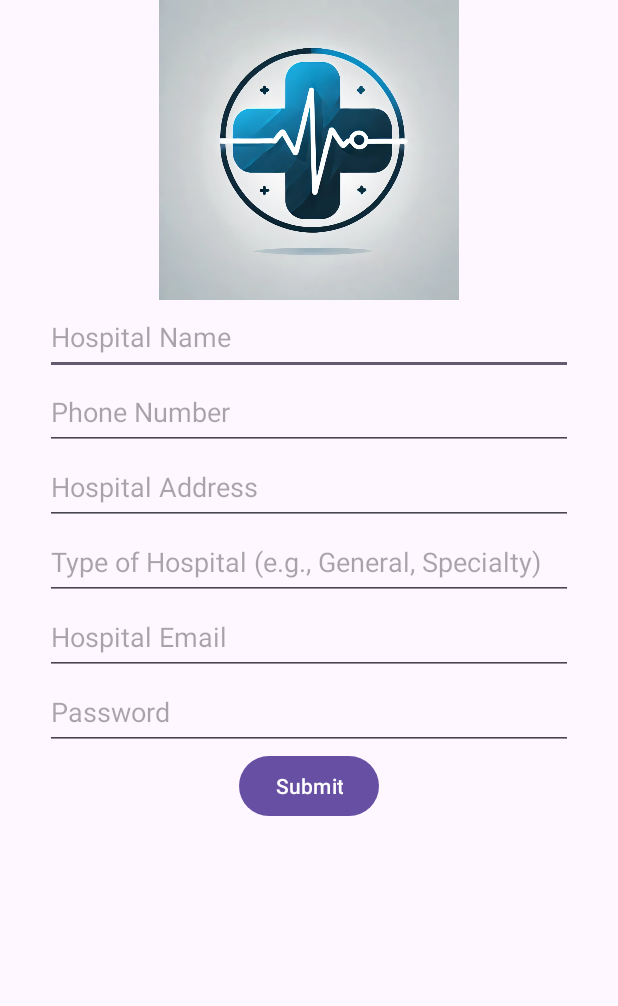
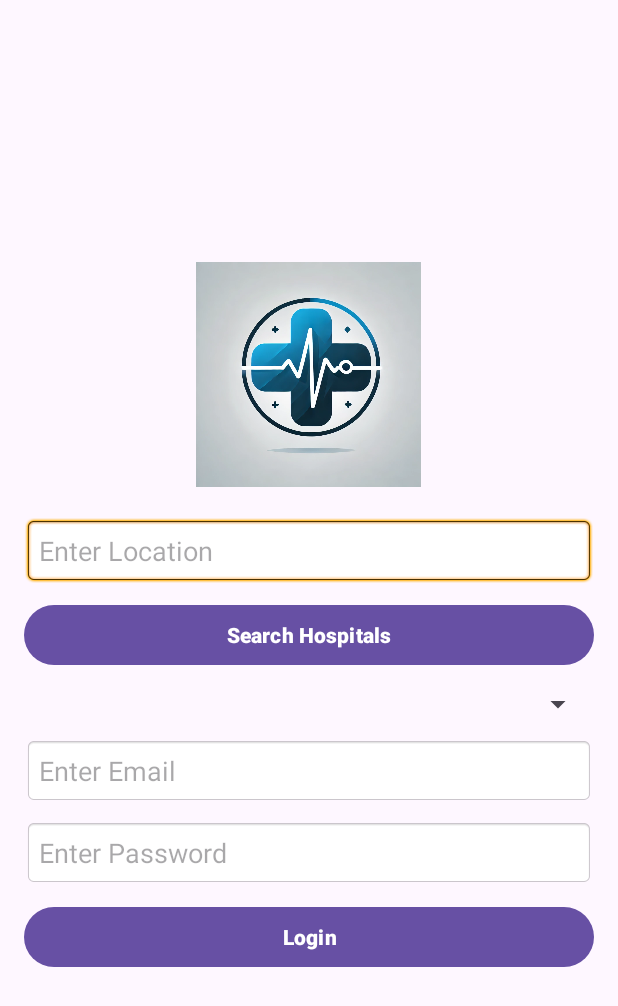
Before and after one commit to Siddharaj121/elderly-caregiver-support, an Android app: the screen it shows after launch (HospitalActivity before the commit, HospitalLoginActivity after it), after a tap on "Hospital LogIn", on a phone screen of 412 x 824 dp. Shown: the top 1006 px of the screen. Run offline under Robolectric (Android 15) with nearby library versions, the phone set to English and light mode, and no system bars; our stand-ins replace Firebase (no records; nobody signed in at launch, a user with empty details on screens opened directly).

Commit message:
Updated hospital login functionality and UI changes

```diff
--- a/app/src/main/AndroidManifest.xml
+++ b/app/src/main/AndroidManifest.xml
@@ -13,8 +13,9 @@
         android:supportsRtl="true"
         android:theme="@style/Theme.LoginPage"
         tools:targetApi="31">
+
         <activity
-            android:name=".HospitalActivity"
+            android:name=".HospitalLoginActivity"
             android:exported="false" />
         <activity
             android:name=".logInActivity"
--- /dev/null
+++ b/app/src/main/java/com/example/loginpage/HospitalLoginActivity.java
@@ -0,0 +1,143 @@
+package com.example.loginpage;
+
+import android.content.Intent;
+import android.os.Bundle;
+import android.view.View;
+import android.widget.AdapterView;
+import android.widget.ArrayAdapter;
+import android.widget.Button;
+import android.widget.EditText;
+import android.widget.ImageView;
+import android.widget.Spinner;
+import android.widget.Toast;
+
+import androidx.annotation.NonNull;
+import androidx.appcompat.app.AppCompatActivity;
+
+import com.google.android.gms.tasks.OnCompleteListener;
+import com.google.android.gms.tasks.Task;
+import com.google.firebase.firestore.DocumentSnapshot;
+import com.google.firebase.firestore.FirebaseFirestore;
+import com.google.firebase.firestore.QuerySnapshot;
+
+import java.util.ArrayList;
+import java.util.List;
+
+public class HospitalLoginActivity extends AppCompatActivity {
+
+    private EditText emailEditText, passwordEditText, locationEditText;
+    private Spinner hospitalSpinner;
+    private Button loginButton, searchButton;
+    private ImageView hospitalLogo;
+    private FirebaseFirestore db;
+    private List<String> hospitalList = new ArrayList<>();
+    private String selectedHospital = "";
+
+    @Override
+    protected void onCreate(Bundle savedInstanceState) {
+        super.onCreate(savedInstanceState);
+        setContentView(R.layout.activity_hospital);
+
+        // Initialize Firestore
+        db = FirebaseFirestore.getInstance();
+
+        // Initialize Views
+        emailEditText = findViewById(R.id.emailEditText);
+        passwordEditText = findViewById(R.id.passwordEditText);
+        locationEditText = findViewById(R.id.locationEditText);
+        hospitalSpinner = findViewById(R.id.hospitalSpinner);
+        loginButton = findViewById(R.id.loginButton);
+        searchButton = findViewById(R.id.searchButton);
+        hospitalLogo = findViewById(R.id.hospitalLogo);
+
+        // Search hospitals based on location
+        searchButton.setOnClickListener(new View.OnClickListener() {
+            @Override
+            public void onClick(View v) {
+                String location = locationEditText.getText().toString().trim();
+                if (!location.isEmpty()) {
+                    fetchHospitalsByLocation(location);
+                } else {
+                    Toast.makeText(HospitalLoginActivity.this, "Please enter a location", Toast.LENGTH_SHORT).show();
+                }
+            }
+        });
+
+        // Handle hospital selection from dropdown
+        hospitalSpinner.setOnItemSelectedListener(new AdapterView.OnItemSelectedListener() {
+            @Override
+            public void onItemSelected(AdapterView<?> parent, View view, int position, long id) {
+                selectedHospital = hospitalList.get(position);
+            }
+
+            @Override
+            public void onNothingSelected(AdapterView<?> parent) {
+                selectedHospital = "";
+            }
+        });
+
+        // Handle Login Button Click
+        loginButton.setOnClickListener(new View.OnClickListener() {
+            @Override
+            public void onClick(View v) {
+                String email = emailEditText.getText().toString().trim();
+                String password = passwordEditText.getText().toString().trim();
+
+                if (email.isEmpty() || password.isEmpty() || selectedHospital.isEmpty()) {
+                    Toast.makeText(HospitalLoginActivity.this, "Please fill all fields", Toast.LENGTH_SHORT).show();
+                } else {
+                    authenticateHospital(email, password, selectedHospital);
+                }
+            }
+        });
+    }
+
+    // Function to fetch hospitals by location
+    private void fetchHospitalsByLocation(String location) {
+        db.collection("hospitals")
+                .whereEqualTo("location", location)
+                .get()
+                .addOnCompleteListener(new OnCompleteListener<QuerySnapshot>() {
+                    @Override
+                    public void onComplete(@NonNull Task<QuerySnapshot> task) {
+                        if (task.isSuccessful() && !task.getResult().isEmpty()) {
+                            hospitalList.clear();
+                            for (DocumentSnapshot document : task.getResult()) {
+                                hospitalList.add(document.getString("hospitalName"));
+                            }
+                            updateHospitalSpinner();
+                        } else {
+                            Toast.makeText(HospitalLoginActivity.this, "No hospitals found in this location", Toast.LENGTH_SHORT).show();
+                        }
+                    }
+                });
+    }
+
+    // Function to update the hospital dropdown
+    private void updateHospitalSpinner() {
+        ArrayAdapter<String> adapter = new ArrayAdapter<>(this, android.R.layout.simple_spinner_dropdown_item, hospitalList);
+        hospitalSpinner.setAdapter(adapter);
+    }
+
+    // Function to authenticate hospital from Firestore
+    private void authenticateHospital(String email, String password, String hospitalName) {
+        db.collection("hospitals")
+                .whereEqualTo("email", email)
+                .whereEqualTo("password", password)
+                .whereEqualTo("hospitalName", hospitalName)
+                .get()
+                .addOnCompleteListener(new OnCompleteListener<QuerySnapshot>() {
+                    @Override
+                    public void onComplete(@NonNull Task<QuerySnapshot> task) {
+                        if (task.isSuccessful() && !task.getResult().isEmpty()) {
+                            Toast.makeText(HospitalLoginActivity.this, "Login Successful!", Toast.LENGTH_SHORT).show();
+                           // Intent intent = new Intent(HospitalLoginActivity.this, DashboardActivity.class);
+                            //startActivity(intent);
+                            finish();
+                        } else {
+                            Toast.makeText(HospitalLoginActivity.this, "Invalid Credentials", Toast.LENGTH_SHORT).show();
+                        }
+                    }
+                });
+    }
+}
--- a/app/src/main/java/com/example/loginpage/MainActivity.java
+++ b/app/src/main/java/com/example/loginpage/MainActivity.java
@@ -33,7 +33,7 @@ public class MainActivity extends AppCompatActivity {
         startActivity(intent);
     }
     public void hospitalpg(View v){
-        Intent intent = new Intent(MainActivity.this, HospitalActivity.class);
+        Intent intent = new Intent(MainActivity.this, HospitalLoginActivity.class);
         startActivity(intent);
     }
 
--- a/app/src/main/res/layout/activity_hospital.xml
+++ b/app/src/main/res/layout/activity_hospital.xml
@@ -1,111 +1,79 @@
 <?xml version="1.0" encoding="utf-8"?>
-<androidx.constraintlayout.widget.ConstraintLayout
-    xmlns:android="http://schemas.android.com/apk/res/android"
-    xmlns:app="http://schemas.android.com/apk/res-auto"
-    xmlns:tools="http://schemas.android.com/tools"
-    android:id="@+id/main"
+<LinearLayout xmlns:android="http://schemas.android.com/apk/res/android"
     android:layout_width="match_parent"
     android:layout_height="match_parent"
-    tools:context=".HospitalActivity">
+    android:orientation="vertical"
+    android:gravity="center"
+    android:padding="16dp">
 
     <!-- Hospital Logo -->
     <ImageView
         android:id="@+id/hospitalLogo"
-        android:layout_width="200dp"
-        android:layout_height="200dp"
+        android:layout_width="150dp"
+        android:layout_height="150dp"
         android:src="@drawable/hospital_logo"
-        app:layout_constraintTop_toTopOf="parent"
-        app:layout_constraintStart_toStartOf="parent"
-        app:layout_constraintEnd_toEndOf="parent"
-        app:layout_constraintVertical_bias="0.1" />
+        android:contentDescription="Hospital Logo"
+        android:layout_marginBottom="20dp" />
 
-    <!-- Hospital Name -->
+    <!-- Location Input -->
     <EditText
-        android:id="@+id/hospitalName"
-        android:layout_width="0dp"
-        android:layout_height="50dp"
-        android:hint="Hospital Name"
+        android:id="@+id/locationEditText"
+        android:layout_width="match_parent"
+        android:layout_height="wrap_content"
+        android:hint="Enter Location"
         android:inputType="text"
-        app:layout_constraintTop_toBottomOf="@id/hospitalLogo"
-        app:layout_constraintStart_toStartOf="parent"
-        app:layout_constraintEnd_toEndOf="parent"
-        android:layout_marginStart="30dp"
-        android:layout_marginEnd="30dp" />
+        android:padding="10dp"
+        android:background="@android:drawable/editbox_background"
+        android:layout_marginBottom="10dp" />
 
-    <!-- Hospital Phone Number -->
+    <!-- Search Button -->
+    <Button
+        android:id="@+id/searchButton"
+        android:layout_width="match_parent"
+        android:layout_height="wrap_content"
+        android:text="Search Hospitals"
+        android:padding="10dp"
+        android:textColor="@android:color/white"
+        android:textStyle="bold"
+        android:layout_marginBottom="10dp" />
+
+    <!-- Hospital Dropdown (Spinner) -->
+    <Spinner
+        android:id="@+id/hospitalSpinner"
+        android:layout_width="match_parent"
+        android:layout_height="wrap_content"
+        android:layout_marginBottom="10dp" />
+
+    <!-- Email Input -->
     <EditText
-        android:id="@+id/hospitalPhone"
-        android:layout_width="0dp"
-        android:layout_height="50dp"
-        android:hint="Phone Number"
-        android:inputType="phone"
-        app:layout_constraintTop_toBottomOf="@id/hospitalName"
-        app:layout_constraintStart_toStartOf="parent"
-        app:layout_constraintEnd_toEndOf="parent"
-        android:layout_marginStart="30dp"
-        android:layout_marginEnd="30dp" />
+        android:id="@+id/emailEditText"
+        android:layout_width="match_parent"
+        android:layout_height="wrap_content"
+        android:hint="Enter Email"
+        android:inputType="textEmailAddress"
+        android:padding="10dp"
+        android:background="@android:drawable/editbox_background"
+        android:layout_marginBottom="10dp" />
 
-    <!-- Hospital Address -->
+    <!-- Password Input -->
     <EditText
-        android:id="@+id/hospitalAddress"
-        android:layout_width="0dp"
-        android:layout_height="50dp"
-        android:hint="Hospital Address"
-        android:inputType="textPostalAddress"
-        app:layout_constraintTop_toBottomOf="@id/hospitalPhone"
-        app:layout_constraintStart_toStartOf="parent"
-        app:layout_constraintEnd_toEndOf="parent"
-        android:layout_marginStart="30dp"
-        android:layout_marginEnd="30dp" />
+        android:id="@+id/passwordEditText"
+        android:layout_width="match_parent"
+        android:layout_height="wrap_content"
+        android:hint="Enter Password"
+        android:inputType="textPassword"
+        android:padding="10dp"
+        android:background="@android:drawable/editbox_background"
+        android:layout_marginBottom="10dp" />
 
-    <!-- Type of Hospital -->
-    <EditText
-        android:id="@+id/hospitalType"
-        android:layout_width="0dp"
-        android:layout_height="50dp"
-        android:hint="Type of Hospital (e.g., General, Specialty)"
-        android:inputType="text"
-        app:layout_constraintTop_toBottomOf="@id/hospitalAddress"
-        app:layout_constraintStart_toStartOf="parent"
-        app:layout_constraintEnd_toEndOf="parent"
-        android:layout_marginStart="30dp"
-        android:layout_marginEnd="30dp" />
+    <!-- Login Button -->
+    <Button
+        android:id="@+id/loginButton"
+        android:layout_width="match_parent"
+        android:layout_height="wrap_content"
+        android:text="Login"
+        android:padding="10dp"
+        android:textColor="@android:color/white"
+        android:textStyle="bold" />
 
-    <!-- Hospital Email -->
-    <EditText
-        android:id="@+id/hospitalEmail"
-        android:layout_width="0dp"
-        android:layout_height="50dp"
-        android:hint="Hospital Email"
-        android:inputType="textEmailAddress"
-        app:layout_constraintTop_toBottomOf="@id/hospitalType"
-        app:layout_constraintStart_toStartOf="parent"
-        app:layout_constraintEnd_toEndOf="parent"
-        android:layout_marginStart="30dp"
-        android:layout_marginEnd="30dp" />
-
-    <!-- Hospital Password -->
-    <EditText
-        android:id="@+id/hospitalPassword"
-        android:layout_width="0dp"
-        android:layout_height="50dp"
-        android:hint="Password"
-        android:inputType="textPassword"
-        app:layout_constraintTop_toBottomOf="@id/hospitalEmail"
-        app:layout_constraintStart_toStartOf="parent"
-        app:layout_constraintEnd_toEndOf="parent"
-        android:layout_marginStart="30dp"
-        android:layout_marginEnd="30dp" />
-
-    <!-- Submit Button -->
-    <Button
-        android:id="@+id/submitBtn"
-        android:layout_width="wrap_content"
-        android:layout_height="wrap_content"
-        android:text="Submit"
-        app:layout_constraintTop_toBottomOf="@id/hospitalPassword"
-        app:layout_constraintStart_toStartOf="parent"
-        app:layout_constraintEnd_toEndOf="parent"
-        app:layout_constraintVertical_bias="0.1" />
-
-</androidx.constraintlayout.widget.ConstraintLayout>
+</LinearLayout>
--- a/app/src/main/res/values/strings.xml
+++ b/app/src/main/res/values/strings.xml
@@ -1,3 +1,4 @@
 <resources>
     <string name="app_name">loginPage</string>
+    <string name="title_activity_dashboard_activity.java">DashboardActivity.java</string>
 </resources>
--- a/build.gradle.kts
+++ b/build.gradle.kts
@@ -2,4 +2,5 @@
 plugins {
     alias(libs.plugins.android.application) apply false
     alias(libs.plugins.google.services)version "4.4.2" apply false
+    alias(libs.plugins.jetbrains.kotlin.android) apply false
 }
```
Also changed, not shown: app/build.gradle.kts (+31 -2 lines), app/src/main/java/com/example/loginpage/HospitalActivity.java (deleted, +0 -136 lines), gradle/libs.versions.toml (+15 -0 lines).
